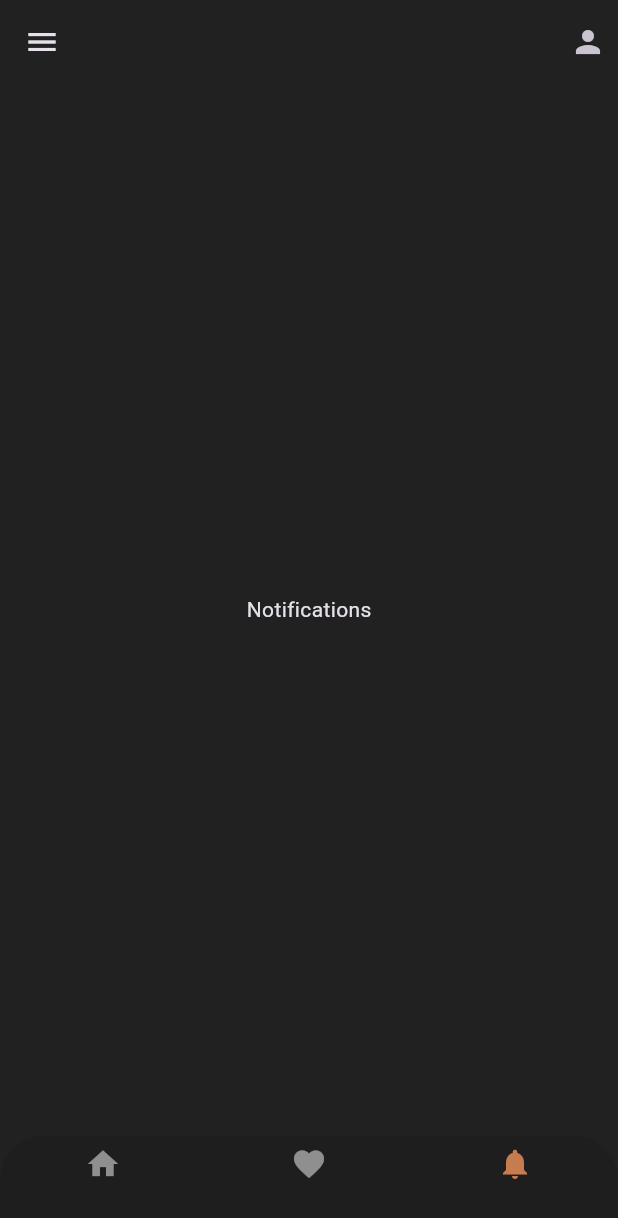
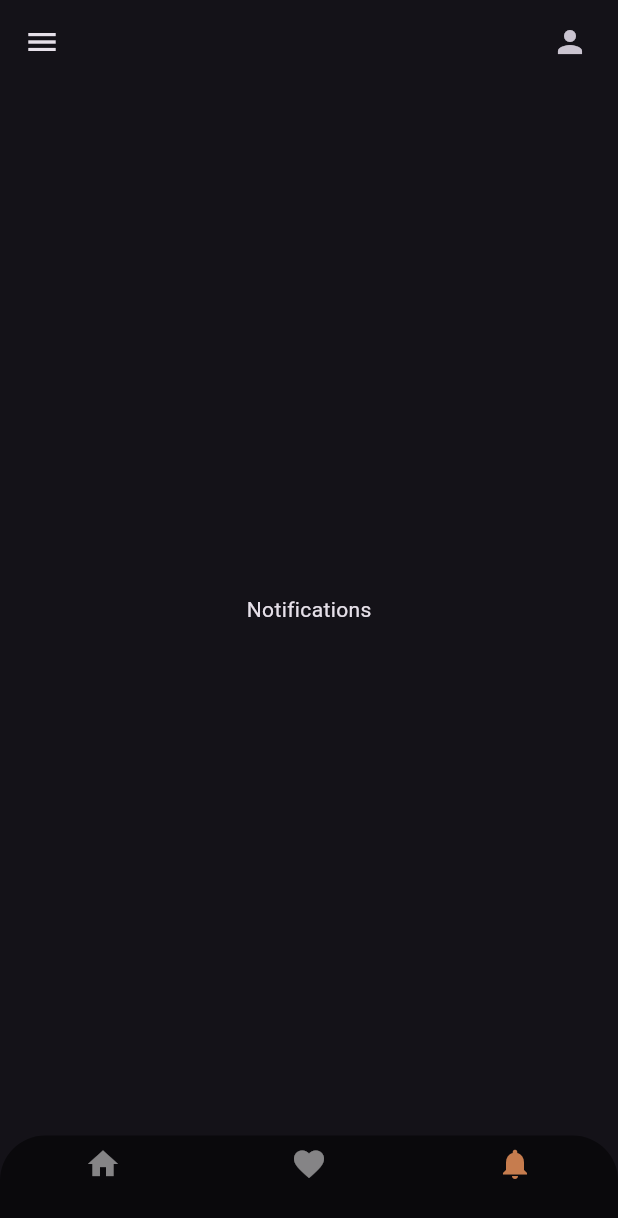
Before and after one commit to D0m0v0y/coffee_app, a Flutter app: the screen it shows after launch, item 3 of the bottom bar chosen, on a phone screen of 412 x 824 dp. Shown: the top 1218 px of the screen. Run offline on Flutter 3.47's test engine with Material 3 defaults, Android fonts, the light colour scheme and no system bars; our stand-ins replace google_fonts.

Commit message:
Добавлена горизонтальная прокрутка в ленте

```diff
--- a/flutter_application_coffee/lib/main.dart
+++ b/flutter_application_coffee/lib/main.dart
@@ -13,7 +13,13 @@ class MyApp extends StatelessWidget{
     return MaterialApp(
       debugShowCheckedModeBanner: false,
       home: HomePage(),
-      theme: ThemeData(brightness: Brightness.dark),
+      theme: ThemeData(
+        primarySwatch: Colors.deepOrange,
+        brightness: Brightness.dark
+      )
+      //theme:ThemeData.dark().copyWith(
+        //scaffoldBackgroundColor: Colors.grey[900],
+      //),
     );
   }
 }
--- a/flutter_application_coffee/lib/pages/home_page/Bottom_navigation.dart
+++ b/flutter_application_coffee/lib/pages/home_page/Bottom_navigation.dart
@@ -14,7 +14,7 @@ class BottomNav extends StatelessWidget {
             onTap: onTap,
             backgroundColor: Colors.transparent,
             selectedItemColor: const Color.fromARGB(255, 198, 124, 78),
-            unselectedItemColor: Colors.white.withOpacity(0.5),
+            unselectedItemColor: Colors.white.withAlpha((0.5 * 255).round()),
             elevation: 0,
             items: [
               BottomNavigationBarItem(
--- /dev/null
+++ b/flutter_application_coffee/lib/pages/home_page/app_bar.dart
@@ -0,0 +1,22 @@
+import 'package:flutter/material.dart';
+
+class CustomAppBar extends StatelessWidget implements PreferredSizeWidget{
+  const CustomAppBar({super.key});
+
+  @override
+  Widget build(BuildContext context) {
+    return AppBar(
+        elevation: 0,
+        backgroundColor: Colors.transparent,
+        leading: Icon(Icons.menu),
+        actions: [
+          Padding(
+            padding: EdgeInsets.only(right: 20),
+            child: Icon(Icons.person),
+            )
+        ],
+    );
+  }
+  @override
+  Size get preferredSize => const Size.fromHeight(kToolbarHeight);
+}
--- a/flutter_application_coffee/lib/pages/home_page/home_page.dart
+++ b/flutter_application_coffee/lib/pages/home_page/home_page.dart
@@ -1,7 +1,11 @@
 import 'package:flutter/material.dart';
-import 'Bottom_navigation.dart';
+import 'package:flutter_application_coffee/pages/home_page/app_bar.dart';
+import 'package:flutter_application_coffee/pages/home_page/home_interface/home_interface.dart';
+import 'bottom_navigation.dart';
 
 class HomePage extends StatefulWidget {
+  const HomePage({super.key});
+
   @override
   State<HomePage> createState() => _HomePageState();
 }
@@ -10,7 +14,7 @@ class _HomePageState extends State<HomePage> {
   int _currentIndex = 0;
 
   final List<Widget> _pages = const [
-    Center(child: Text('Home')),
+    HomeInterface(),
     Center(child: Text('Like')),
     Center(child: Text('Notifications')),
   ];
@@ -24,19 +28,8 @@ class _HomePageState extends State<HomePage> {
   @override
   Widget build(BuildContext context) {
     return Scaffold(
-      backgroundColor: Colors.grey[900],
-      appBar: AppBar(
-        elevation: 0,
-        backgroundColor: Colors.transparent,
-        leading: Icon(Icons.menu),
-        actions: [
-          Padding(
-            padding: EdgeInsets.only(right: 8),
-            child: Icon(Icons.person),
-            )
-        ],
-      ),
-      body: IndexedStack(
+        appBar:  const CustomAppBar(),
+        body:  IndexedStack(
         index: _currentIndex,
         children: _pages,
       ),
@@ -49,14 +42,14 @@ class _HomePageState extends State<HomePage> {
           decoration: BoxDecoration(
             boxShadow: [
               BoxShadow(
-                color: Colors.black.withOpacity(0.1),
+                color: Colors.black.withAlpha((0.5 * 255).round()),
                 blurRadius: 2,
                 spreadRadius: 10,
                 offset: const Offset(0, -2),
               ),
             ],
           ),
-          child: BottomNav(currentIndex: _currentIndex, onTap: _onTap)
+          child:  BottomNav(currentIndex: _currentIndex, onTap: _onTap)
         ),
       ),
     );
--- a/flutter_application_coffee/pubspec.yaml
+++ b/flutter_application_coffee/pubspec.yaml
@@ -30,6 +30,7 @@ environment:
 dependencies:
   flutter:
     sdk: flutter
+  google_fonts: ^6.1.0
 
   # The following adds the Cupertino Icons font to your application.
   # Use with the CupertinoIcons class for iOS style icons.
```
Also changed, not shown: flutter_application_coffee/lib/pages/home_page/home_interface/home_interface.dart (added, +33 -0 lines), flutter_application_coffee/lib/pages/home_page/home_interface/input_field.dart (added, +27 -0 lines), flutter_application_coffee/lib/pages/home_page/home_interface/scroll_menu_horizontal.dart (added, +35 -0 lines), flutter_application_coffee/pubspec.lock.
